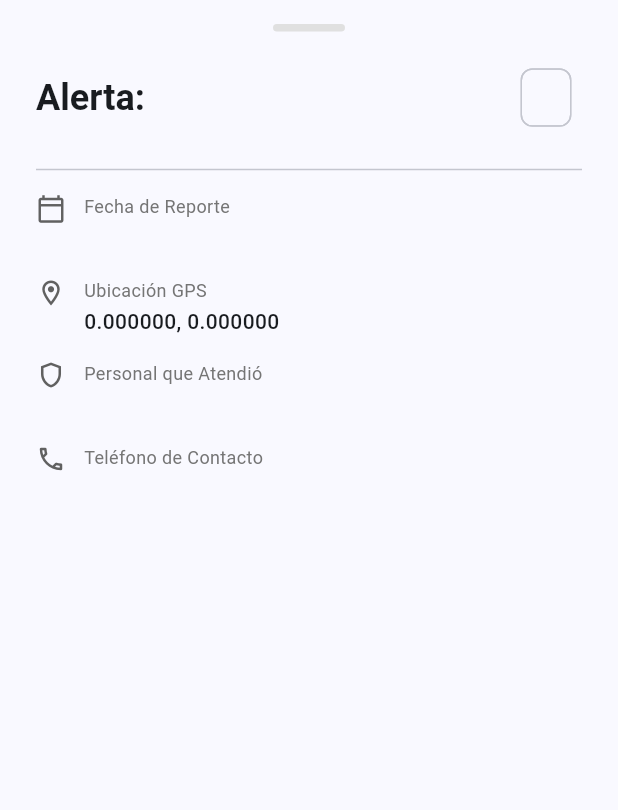
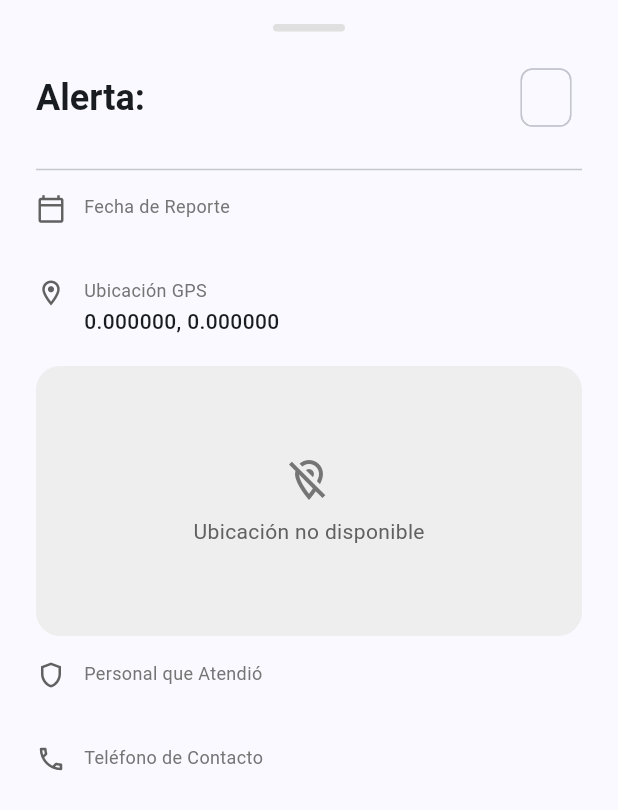
Before and after one commit to roby-dev/saeta_ciudadano_v2, a Flutter app: the AlertDetailSheet widget shown alone on an empty page, opened directly with empty values, on a phone screen of 412 x 824 dp. Shown: the top 810 px of the screen. Run offline on Flutter 3.47's test engine with Material 3 defaults, Android fonts, the phone set to English and light mode, and no system bars; our stand-ins replace dartz, dio, equatable, flutter_bloc, flutter_native_contact_picker, flutter_secure_storage and 6 more; missing offline and left inert: a package; accounts and stored records are empty; network calls fail.

Commit message:
feat(alerts): show alert location map in alert detail
Add a Google Maps card to the alert detail sheet, centered on the
alert's coordinates with a state-colored marker, legacy zoom and map
style JSON ported from the Android app. Missing/invalid coordinates
show a placeholder instead. Wires MAPS_API_KEY on both platforms
without committing the key: Android via git-ignored
local.properties/manifestPlaceholders (already present), iOS via a
git-ignored Secrets.xcconfig optionally included by Debug/Release
xcconfig, read into Info.plist's GMSApiKey and provisioned in
AppDelegate only when non-empty so a missing key never breaks the
build.

```diff
--- /dev/null
+++ b/lib/features/alerts/presentation/map/alert_map_coordinates.dart
@@ -0,0 +1,20 @@
+import 'package:google_maps_flutter/google_maps_flutter.dart';
+
+/// Converts (latitude, longitude) into a validated [LatLng], or `null` when
+/// the pair can't represent a real reported position:
+///   - NaN on either axis;
+///   - out of the valid lat ([-90, 90]) / lng ([-180, 180]) range;
+///   - the exact (0, 0) pair, which `CitizenAlertModel.fromJson` uses as its
+///     "missing" default when the backend doesn't send a coordinate (see
+///     `lib/features/alerts/data/models/citizen_alert_model.dart`), so it can
+///     never be a genuine alert position in this app.
+///
+/// A single axis legitimately sitting at 0 (equator or prime meridian) is
+/// still valid - only the exact (0, 0) pair is treated as the sentinel.
+LatLng? alertMapCoordinates(double latitude, double longitude) {
+  if (latitude.isNaN || longitude.isNaN) return null;
+  if (latitude == 0 && longitude == 0) return null;
+  if (latitude < -90 || latitude > 90) return null;
+  if (longitude < -180 || longitude > 180) return null;
+  return LatLng(latitude, longitude);
+}
--- a/lib/features/alerts/presentation/widgets/alert_detail_sheet.dart
+++ b/lib/features/alerts/presentation/widgets/alert_detail_sheet.dart
@@ -2,6 +2,7 @@ import 'package:flutter/material.dart';
 import 'package:provider/provider.dart';
 import '../../domain/entities/citizen_alert_entity.dart';
 import '../providers/alerts_provider.dart';
+import 'alert_map_card.dart';
 
 class AlertDetailSheet extends StatefulWidget {
   const AlertDetailSheet({
@@ -161,6 +162,14 @@ class _AlertDetailSheetState extends State<AlertDetailSheet> {
                 label: 'Ubicación GPS',
                 value: '${alert.latitude.toStringAsFixed(6)}, ${alert.longitude.toStringAsFixed(6)}',
               ),
+              const SizedBox(height: 12),
+              AlertMapCard(
+                latitude: alert.latitude,
+                longitude: alert.longitude,
+                stateName: alert.stateName,
+                typeName: alert.typeName,
+              ),
+              const SizedBox(height: 8),
               if (alert.attendedByName != null)
                 _buildDetailTile(
                   icon: Icons.shield_outlined,
--- /dev/null
+++ b/lib/features/alerts/presentation/widgets/alert_map_card.dart
@@ -0,0 +1,147 @@
+import 'package:flutter/material.dart';
+import 'package:google_maps_flutter/google_maps_flutter.dart';
+import 'package:url_launcher/url_launcher.dart';
+
+import '../map/alert_map_coordinates.dart';
+import '../map/alert_marker_hue.dart';
+import '../map/alert_maps_url_builder.dart';
+import '../map/map_style_asset.dart';
+
+/// Legacy zoom level for the alert detail map (`Config.MAP_ZOM` in the
+/// Android app).
+const double _legacyMapZoom = 16;
+
+const double _mapCardHeight = 180;
+
+/// Fixed-height, rounded card showing the alert's position with one
+/// state-colored marker, legacy zoom and map style. Shows a placeholder
+/// instead of a map when the coordinates are missing/invalid (see
+/// [alertMapCoordinates]).
+///
+/// The map is deliberately non-interactive: it sits inside a
+/// `DraggableScrollableSheet`, so its own pan/zoom gestures are disabled to
+/// avoid fighting the sheet's scroll (only the marker's info window and the
+/// external "open in Google Maps" button remain interactive). On Android,
+/// `liteModeEnabled` renders it as a static bitmap instead of a live GL
+/// surface, which is both cheaper and avoids any surface-embedding quirks
+/// inside a scrollable sheet; the plugin ignores this flag on iOS, so the
+/// gesture flags above are what keeps iOS non-interactive there.
+class AlertMapCard extends StatefulWidget {
+  const AlertMapCard({
+    super.key,
+    required this.latitude,
+    required this.longitude,
+    required this.stateName,
+    required this.typeName,
+  });
+
+  final double latitude;
+  final double longitude;
+  final String stateName;
+  final String typeName;
+
+  @override
+  State<AlertMapCard> createState() => _AlertMapCardState();
+}
+
+class _AlertMapCardState extends State<AlertMapCard> {
+  late final Future<String> _styleFuture;
+
+  @override
+  void initState() {
+    super.initState();
+    _styleFuture = loadMapStyleJson();
+  }
+
+  Future<void> _openInGoogleMaps() async {
+    final uri = buildExternalMapsUri(widget.latitude, widget.longitude);
+    try {
+      await launchUrl(uri, mode: LaunchMode.externalApplication);
+    } catch (_) {
+      // Best-effort only: a launch failure here must never break the alert
+      // detail view, same convention as EmergencyContactsProvider's SMS
+      // launch.
+    }
+  }
+
+  @override
+  Widget build(BuildContext context) {
+    final position = alertMapCoordinates(widget.latitude, widget.longitude);
+
+    return Column(
+      crossAxisAlignment: CrossAxisAlignment.stretch,
+      children: [
+        ClipRRect(
+          borderRadius: BorderRadius.circular(16),
+          child: SizedBox(
+            height: _mapCardHeight,
+            child: position == null
+                ? _buildPlaceholder()
+                : _buildMap(position),
+          ),
+        ),
+        if (position != null)
+          Align(
+            alignment: Alignment.centerRight,
+            child: TextButton.icon(
+              onPressed: _openInGoogleMaps,
+              icon: const Icon(Icons.map_outlined, size: 18),
+              label: const Text('Abrir en Google Maps'),
+            ),
+          ),
+      ],
+    );
+  }
+
+  Widget _buildMap(LatLng position) {
+    return FutureBuilder<String>(
+      future: _styleFuture,
+      builder: (context, snapshot) {
+        return GoogleMap(
+          initialCameraPosition: CameraPosition(
+            target: position,
+            zoom: _legacyMapZoom,
+          ),
+          style: snapshot.data,
+          markers: {
+            Marker(
+              markerId: const MarkerId('alert-position'),
+              position: position,
+              icon: BitmapDescriptor.defaultMarkerWithHue(
+                alertMarkerHue(widget.stateName),
+              ),
+              infoWindow: InfoWindow(title: widget.typeName),
+            ),
+          },
+          // Non-interactive by default: only the marker's info window and
+          // the external "open in Google Maps" button remain usable.
+          scrollGesturesEnabled: false,
+          zoomGesturesEnabled: false,
+          rotateGesturesEnabled: false,
+          tiltGesturesEnabled: false,
+          zoomControlsEnabled: false,
+          myLocationButtonEnabled: false,
+          liteModeEnabled: true,
+        );
+      },
+    );
+  }
+
+  Widget _buildPlaceholder() {
+    return Container(
+      color: Colors.grey.shade200,
+      alignment: Alignment.center,
+      child: Column(
+        mainAxisSize: MainAxisSize.min,
+        children: [
+          Icon(Icons.location_off_outlined, color: Colors.grey.shade600, size: 32),
+          const SizedBox(height: 8),
+          Text(
+            'Ubicación no disponible',
+            style: TextStyle(color: Colors.grey.shade700),
+          ),
+        ],
+      ),
+    );
+  }
+}
--- a/pubspec.yaml
+++ b/pubspec.yaml
@@ -36,6 +36,11 @@ dependencies:
   # Camera/gallery avatar picker (maxWidth/maxHeight/imageQuality keep
   # uploads well under the backend's 5MB /v1/uploads/:id limit)
   image_picker: ^1.2.3
+  # Alert detail map (marker at the alert's coordinates, legacy style/zoom).
+  # Android: reads the key from android/local.properties (see
+  # android/app/build.gradle.kts). iOS: reads it from ios/Flutter/Secrets.xcconfig
+  # (git-ignored; see ios/Flutter/Secrets.xcconfig.example).
+  google_maps_flutter: ^2.18.1
 
 dev_dependencies:
   flutter_test:
@@ -50,3 +55,4 @@ flutter:
   uses-material-design: true
   assets:
     - assets/images/
+    - assets/map_style.json
```
Also changed, not shown: assets/map_style.json (added, +58 -0 lines), lib/features/alerts/presentation/map/alert_maps_url_builder.dart (added, +13 -0 lines), lib/features/alerts/presentation/map/alert_marker_hue.dart (added, +35 -0 lines), lib/features/alerts/presentation/map/map_style_asset.dart (added, +10 -0 lines), pubspec.lock, 15 other files.
